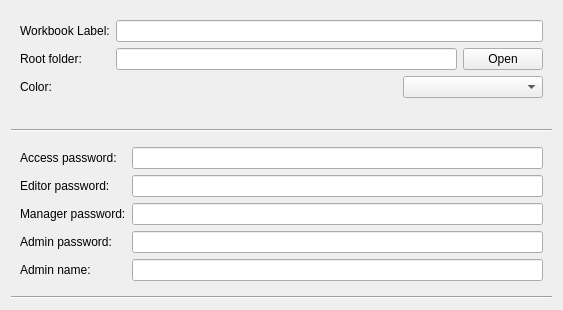
Before: the Qt Designer form resources/workbook_creation.ui in lesca-research/piccel, drawn with Qt 5.
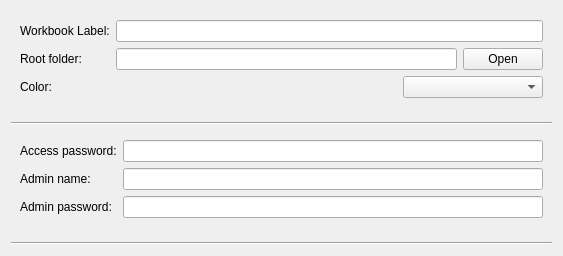
After: the same form once the commit is applied. Custom widgets are drawn as their Qt base class.

Commit message: Embedded salt in any encrypted workbook file for self-contained decryption. Get rid of sheet properties, put everything in plugin. Add user-specific password. User can login with a lower role. Add workbook jobs. Improve workbook menu UI. Force key to be defined while setting form values. Allow NA values when checking for uniqueness in form item validation. Add email_overdue tracking in emailled_poll_tracking. Add command to convert google form to piccel form.

Patch:
```diff
--- a/resources/workbook_creation.ui
+++ b/resources/workbook_creation.ui
@@ -7,7 +7,7 @@
     <x>0</x>
     <y>0</y>
     <width>563</width>
-    <height>310</height>
+    <height>256</height>
    </rect>
   </property>
   <property name="windowTitle">
@@ -141,13 +141,6 @@
       <enum>QFrame::Raised</enum>
      </property>
      <layout class="QFormLayout" name="formLayout_2">
-      <item row="1" column="0">
-       <widget class="QLabel" name="label_4">
-        <property name="text">
-         <string>Editor password:</string>
-        </property>
-       </widget>
-      </item>
       <item row="0" column="0">
        <widget class="QLabel" name="label_access_pwd">
         <property name="text">
@@ -156,19 +149,9 @@
        </widget>
       </item>
       <item row="0" column="1">
-       <widget class="QLineEdit" name="access_pwd_field"/>
-      </item>
-      <item row="1" column="1">
-       <widget class="QLineEdit" name="editor_pwd_field"/>
+       <widget class="PasswordEdit" name="access_pwd_field"/>
       </item>
       <item row="2" column="0">
-       <widget class="QLabel" name="label_5">
-        <property name="text">
-         <string>Manager password:</string>
-        </property>
-       </widget>
-      </item>
-      <item row="3" column="0">
        <widget class="QLabel" name="label_6">
         <property name="text">
          <string>Admin password:</string>
@@ -176,19 +159,16 @@
        </widget>
       </item>
       <item row="2" column="1">
-       <widget class="QLineEdit" name="manager_pwd_field"/>
+       <widget class="PasswordEdit" name="admin_pwd_field"/>
       </item>
-      <item row="3" column="1">
-       <widget class="QLineEdit" name="admin_pwd_field"/>
-      </item>
-      <item row="4" column="0">
+      <item row="1" column="0">
        <widget class="QLabel" name="adminNameLabel">
         <property name="text">
          <string>Admin name:</string>
         </property>
        </widget>
       </item>
-      <item row="4" column="1">
+      <item row="1" column="1">
        <widget class="QLineEdit" name="adminNameLineEdit"/>
       </item>
      </layout>
@@ -203,6 +183,13 @@
    </item>
   </layout>
  </widget>
+ <customwidgets>
+  <customwidget>
+   <class>PasswordEdit</class>
+   <extends>QLineEdit</extends>
+   <header>..widgets</header>
+  </customwidget>
+ </customwidgets>
  <resources/>
  <connections/>
 </ui>
```
Left out of the diff: 2 changed lines with no effect on the pictures. The commit also changes 30 other files.
